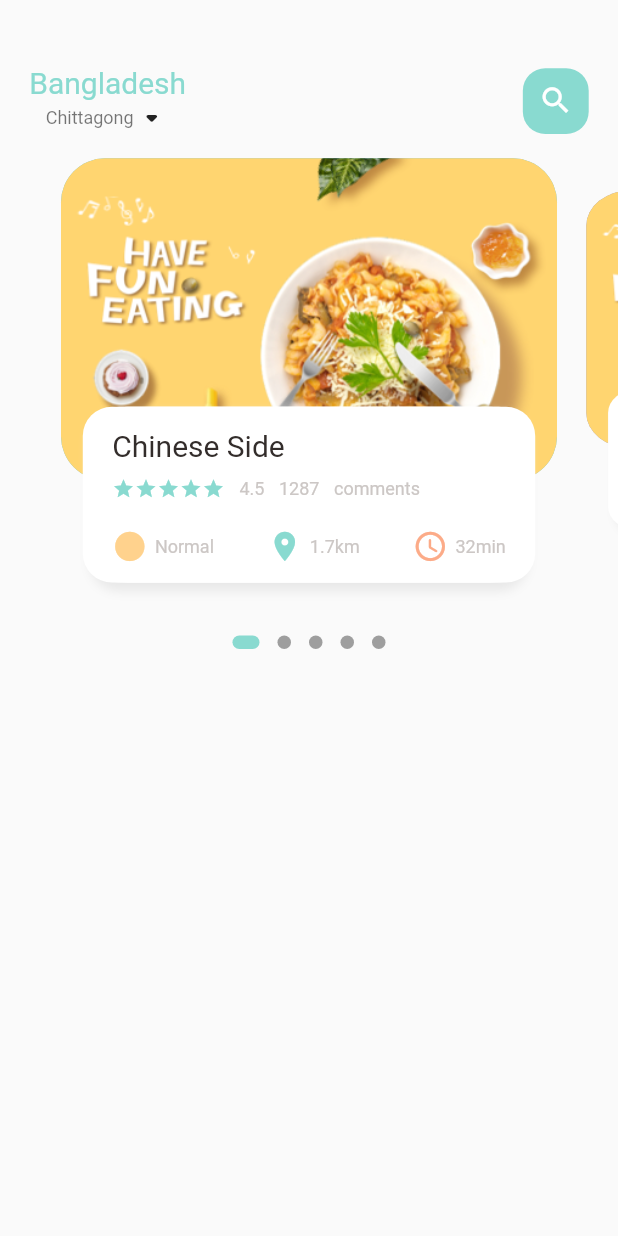
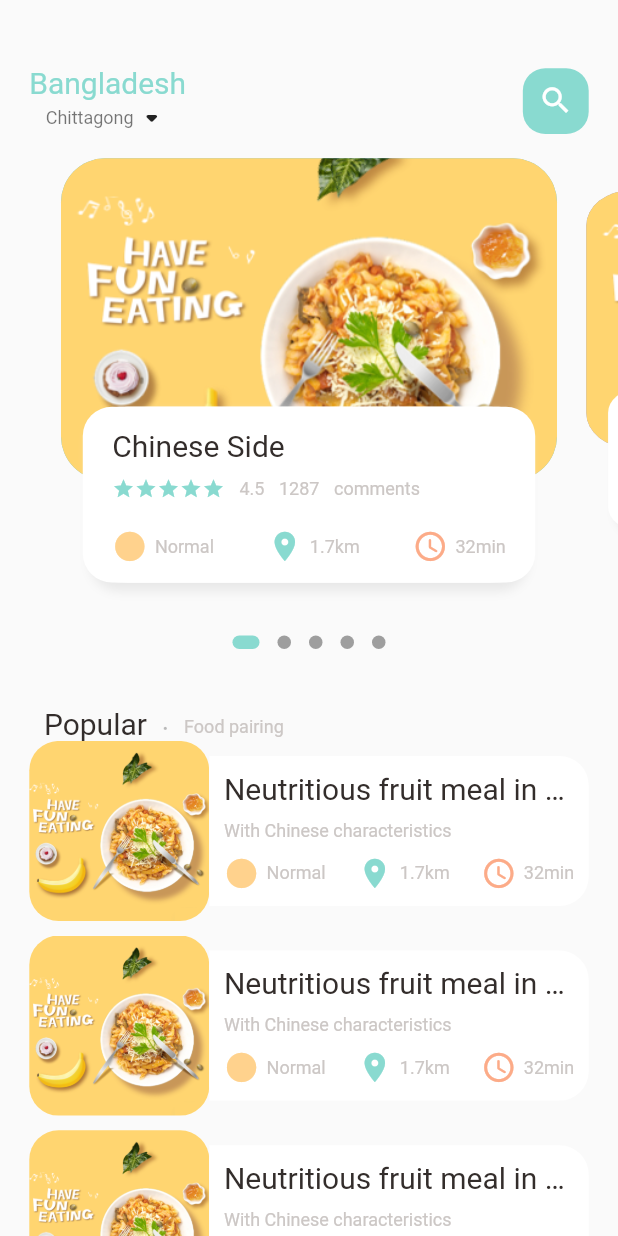
Before and after one commit to akramul47/fooddelivery, a Flutter app: the screen it shows after launch, on a phone screen of 412 x 824 dp. Run offline on Flutter 3.47's test engine with Material 2 defaults, Android fonts, the phone set to English and light mode, and no system bars; drawn by our look-alikes of dots_indicator; our stand-ins replace get; missing offline and left inert: dart:ffi.

Commit message:
added list of popular food

```diff
--- a/lib/home/food_page_body.dart
+++ b/lib/home/food_page_body.dart
@@ -1,5 +1,4 @@
 import 'dart:ffi';
-
 
 import 'package:dots_indicator/dots_indicator.dart';
 import 'package:flutter/cupertino.dart';
@@ -20,23 +19,22 @@ class FoodPageBody extends StatefulWidget {
 
 class _FoodPageBodyState extends State<FoodPageBody> {
   PageController pageController = PageController(viewportFraction: 0.85);
-  var _currentPageValue= 0.0;
-  double _scaleFactor= 0.8;
-  double _height= Dimensions.pageViewContainer;
+  var _currentPageValue = 0.0;
+  double _scaleFactor = 0.8;
+  double _height = Dimensions.pageViewContainer;
 
   @override
-  void initState(){
+  void initState() {
     super.initState();
     pageController.addListener(() {
       setState(() {
-        _currentPageValue= pageController.page!;
-
+        _currentPageValue = pageController.page!;
       });
     });
   }
 
   @override
-  void dispose(){
+  void dispose() {
     pageController.dispose();
   }
 
@@ -44,8 +42,8 @@ class _FoodPageBodyState extends State<FoodPageBody> {
   Widget build(BuildContext context) {
     return Column(
       children: [
+        //slider section
         Container(
-
           height: Dimensions.pageView,
           child: PageView.builder(
               controller: pageController,
@@ -54,6 +52,7 @@ class _FoodPageBodyState extends State<FoodPageBody> {
                 return _buildPageItem(position);
               }),
         ),
+        //dots
         new DotsIndicator(
           dotsCount: 5,
           position: _currentPageValue,
@@ -61,35 +60,148 @@ class _FoodPageBodyState extends State<FoodPageBody> {
             activeColor: AppColors.mainColor,
             size: const Size.square(9.0),
             activeSize: const Size(18.0, 9.0),
-    activeShape: RoundedRectangleBorder(borderRadius: BorderRadius.circular(5.0)),
+            activeShape: RoundedRectangleBorder(
+                borderRadius: BorderRadius.circular(5.0)),
           ),
         ),
+
+        //Popular text
+        SizedBox(
+          height: Dimensions.height30,
+        ),
+        Container(
+          margin: EdgeInsets.only(left: Dimensions.width30),
+          child: Row(
+            crossAxisAlignment: CrossAxisAlignment.end,
+            children: [
+              BigText(text: "Popular"),
+              SizedBox(
+                width: Dimensions.width10,
+              ),
+              Container(
+                margin: const EdgeInsets.only(bottom: 3),
+                child: BigText(
+                  text: ".",
+                  color: Colors.black26,
+                ),
+              ),
+              SizedBox(
+                width: Dimensions.width10,
+              ),
+              Container(
+                margin: const EdgeInsets.only(bottom: 2),
+                child: SmallText(
+                  text: "Food pairing",
+                ),
+              )
+            ],
+          ),
+        ),
+        //List of food and images
+        Container(
+          height: 750,
+          child: ListView.builder(
+              physics: NeverScrollableScrollPhysics(),
+              shrinkWrap: true,
+              itemCount: 10,
+              itemBuilder: (context, index) {
+                return Container(
+                  margin: EdgeInsets.only(
+                      left: Dimensions.width20, right: Dimensions.width20, bottom: Dimensions.height10),
+                  child: Row(
+                    children: [
+                      //image section
+                      Container(
+                        width: 120,
+                        height: 120,
+                        decoration: BoxDecoration(
+                          borderRadius: BorderRadius.circular(
+                            Dimensions.radius20,
+                          ),
+                          color: Colors.white38,
+                          image: DecorationImage(
+                            fit: BoxFit.cover,
+                            image: AssetImage("assets/image/food0.png"),
+                          ),
+                        ),
+                      ),
+                      //text container
+                      Expanded(
+                        child: Container(
+                          height: 100,
+
+                          decoration: BoxDecoration(
+                            borderRadius: BorderRadius.only(
+                              topRight: Radius.circular(Dimensions.radius20),
+                              bottomRight: Radius.circular(Dimensions.radius20),
+                            ),
+                            color: Colors.white,
+
+                          ),
+                          child: Padding(padding: EdgeInsets.only(left: Dimensions.width10, right: Dimensions.width10),
+                          child: Column(
+                            crossAxisAlignment: CrossAxisAlignment.start,
+                            mainAxisAlignment: MainAxisAlignment.center,
+                            children: [
+                              BigText(text: "Neutritious fruit meal in China"),
+                              SizedBox(height: Dimensions.height10,),
+                              SmallText(text: "With Chinese characteristics"),
+                              SizedBox(height: Dimensions.height10,),
+                              Row(
+                        mainAxisAlignment: MainAxisAlignment.spaceBetween,
+                        children: [
+                          IconAndTextWidget(
+                              icon: Icons.circle_sharp,
+                              text: "Normal",
+                              iconColor: AppColors.iconColor1),
+                          IconAndTextWidget(
+                              icon: Icons.location_on,
+                              text: "1.7km",
+                              iconColor: AppColors.mainColor),
+                          IconAndTextWidget(
+                              icon: Icons.access_time_rounded,
+                              text: "32min",
+                              iconColor: AppColors.iconColor2),
+                        ],
+                      ),
+                            ],
+                          ),
+                          ),
+                        ),
+                      ),
+                    ],
+                  ),
+                );
+              }),
+        )
       ],
     );
   }
 
   Widget _buildPageItem(int index) {
     Matrix4 matrix = new Matrix4.identity();
-    if(index==_currentPageValue.floor()){
-      var currScale= 1-(_currentPageValue-index)*(1-_scaleFactor);
-      var currTrans= _height*(1-currScale)/2;
-      matrix = Matrix4.diagonal3Values(1, currScale, 1)..setTranslationRaw(0, currTrans, 0);
-
-    }else if(index==_currentPageValue.floor()+1){
-      var currScale= _scaleFactor+(_currentPageValue-index+1)*(1-_scaleFactor);
-      var currTrans= _height*(1-currScale)/2;
+    if (index == _currentPageValue.floor()) {
+      var currScale = 1 - (_currentPageValue - index) * (1 - _scaleFactor);
+      var currTrans = _height * (1 - currScale) / 2;
+      matrix = Matrix4.diagonal3Values(1, currScale, 1)
+        ..setTranslationRaw(0, currTrans, 0);
+    } else if (index == _currentPageValue.floor() + 1) {
+      var currScale =
+          _scaleFactor + (_currentPageValue - index + 1) * (1 - _scaleFactor);
+      var currTrans = _height * (1 - currScale) / 2;
       matrix = Matrix4.diagonal3Values(1, currScale, 1);
-      matrix = Matrix4.diagonal3Values(1, currScale, 1)..setTranslationRaw(0, currTrans, 0);
-
-    }else if(index==_currentPageValue.floor()-1){
-      var currScale= 1-(_currentPageValue-index)*(1-_scaleFactor);
-      var currTrans= _height*(1-currScale)/2;
+      matrix = Matrix4.diagonal3Values(1, currScale, 1)
+        ..setTranslationRaw(0, currTrans, 0);
+    } else if (index == _currentPageValue.floor() - 1) {
+      var currScale = 1 - (_currentPageValue - index) * (1 - _scaleFactor);
+      var currTrans = _height * (1 - currScale) / 2;
       matrix = Matrix4.diagonal3Values(1, currScale, 1);
-      matrix = Matrix4.diagonal3Values(1, currScale, 1)..setTranslationRaw(0, currTrans, 0);
-
-    }else{
-      var currScale= 0.8;
-      matrix = Matrix4.diagonal3Values(1, currScale, 1)..setTranslationRaw(0, _height*(1-_scaleFactor)/2, 1);
+      matrix = Matrix4.diagonal3Values(1, currScale, 1)
+        ..setTranslationRaw(0, currTrans, 0);
+    } else {
+      var currScale = 0.8;
+      matrix = Matrix4.diagonal3Values(1, currScale, 1)
+        ..setTranslationRaw(0, _height * (1 - _scaleFactor) / 2, 1);
     }
 
     return Transform(
@@ -98,18 +210,23 @@ class _FoodPageBodyState extends State<FoodPageBody> {
         children: [
           Container(
             height: Dimensions.pageViewContainer,
-        margin: EdgeInsets.only(left: Dimensions.width10, right: Dimensions.width10),
+            margin: EdgeInsets.only(
+                left: Dimensions.width10, right: Dimensions.width10),
             decoration: BoxDecoration(
                 borderRadius: BorderRadius.circular(Dimensions.radius30),
                 color: index.isEven ? Color(0xFF69c5df) : Color(0xFF9294cc),
                 image: DecorationImage(
-                fit: BoxFit.cover, image: AssetImage("assets/image/food0.png"))),
+                    fit: BoxFit.cover,
+                    image: AssetImage("assets/image/food0.png"))),
           ),
           Align(
             alignment: Alignment.bottomCenter,
             child: Container(
               height: Dimensions.pageViewTextContainer,
-          margin: EdgeInsets.only(left: Dimensions.width30, right: Dimensions.width30, bottom: Dimensions.height30),
+              margin: EdgeInsets.only(
+                  left: Dimensions.width30,
+                  right: Dimensions.width30,
+                  bottom: Dimensions.height30),
               decoration: BoxDecoration(
                   borderRadius: BorderRadius.circular(Dimensions.radius20),
                   color: Colors.white,
@@ -127,43 +244,62 @@ class _FoodPageBodyState extends State<FoodPageBody> {
                       color: Colors.white,
                       offset: Offset(5, 0),
                     ),
-              ]
-
-        ),
+                  ]),
               child: Container(
-          padding: EdgeInsets.only(top: Dimensions.height15, left: Dimensions.height15, right: Dimensions.height15),
+                padding: EdgeInsets.only(
+                    top: Dimensions.height15,
+                    left: Dimensions.height15,
+                    right: Dimensions.height15),
                 child: Column(
                     crossAxisAlignment: CrossAxisAlignment.start,
                     children: [
                       BigText(text: "Chinese Side"),
-            SizedBox(height: Dimensions.height10,),
+                      SizedBox(
+                        height: Dimensions.height10,
+                      ),
                       Row(
-
                         children: [
                           Wrap(
-                children: List.generate(5, (index) {return Icon(Icons.star,
-                color: AppColors.mainColor,size: 15,);}),
+                            children: List.generate(5, (index) {
+                              return Icon(
+                                Icons.star,
+                                color: AppColors.mainColor,
+                                size: 15,
+                              );
+                            }),
                           ),
-              SizedBox(width: Dimensions.height10,),
+                          SizedBox(
+                            width: Dimensions.height10,
+                          ),
                           SmallText(text: "4.5"),
-              SizedBox(width: Dimensions.height10,),
+                          SizedBox(
+                            width: Dimensions.height10,
+                          ),
                           SmallText(text: "1287"),
-              SizedBox(width: Dimensions.height10,),
+                          SizedBox(
+                            width: Dimensions.height10,
+                          ),
                           SmallText(text: "comments"),
-
-            ],),
-            SizedBox(height: Dimensions.height20,),
+                        ],
+                      ),
+                      SizedBox(
+                        height: Dimensions.height20,
+                      ),
                       Row(
                         mainAxisAlignment: MainAxisAlignment.spaceBetween,
                         children: [
-                IconAndTextWidget(icon: Icons.circle_sharp,
-                text: "Normal", iconColor: AppColors.iconColor1),
-
-                IconAndTextWidget(icon: Icons.location_on,
-                text: "1.7km", iconColor: AppColors.mainColor),
-
-                IconAndTextWidget(icon: Icons.access_time_rounded,
-                text: "32min", iconColor: AppColors.iconColor2),
+                          IconAndTextWidget(
+                              icon: Icons.circle_sharp,
+                              text: "Normal",
+                              iconColor: AppColors.iconColor1),
+                          IconAndTextWidget(
+                              icon: Icons.location_on,
+                              text: "1.7km",
+                              iconColor: AppColors.mainColor),
+                          IconAndTextWidget(
+                              icon: Icons.access_time_rounded,
+                              text: "32min",
+                              iconColor: AppColors.iconColor2),
                         ],
                       )
                     ]),
--- a/lib/home/main_food_page.dart
+++ b/lib/home/main_food_page.dart
@@ -22,8 +22,10 @@ class _MainFoodPageState extends State<MainFoodPage> {
         children: [
           //Showing the header
           Container(
-            margin: EdgeInsets.only(top: Dimensions.height45, bottom: Dimensions.height15),
-            padding: EdgeInsets.only(left: Dimensions.width20, right: Dimensions.width20),
+            margin: EdgeInsets.only(
+                top: Dimensions.height45, bottom: Dimensions.height15),
+            padding: EdgeInsets.only(
+                left: Dimensions.width20, right: Dimensions.width20),
             child: Row(
               mainAxisAlignment: MainAxisAlignment.spaceBetween,
               children: [
@@ -47,7 +49,8 @@ class _MainFoodPageState extends State<MainFoodPage> {
                     height: Dimensions.height45,
                     child: Icon(
                       Icons.search,
-                      color: Colors.white, size: Dimensions.iconSize24,
+                      color: Colors.white,
+                      size: Dimensions.iconSize24,
                     ),
                     decoration: BoxDecoration(
                       borderRadius: BorderRadius.circular(15),
@@ -59,7 +62,7 @@ class _MainFoodPageState extends State<MainFoodPage> {
             ),
           ),
           //Showing the body
-          FoodPageBody(),
+          Expanded(child: SingleChildScrollView(child: FoodPageBody(),)),
         ],
       ),
     );
```
Lines whose indentation alone changed are shown as unchanged.
